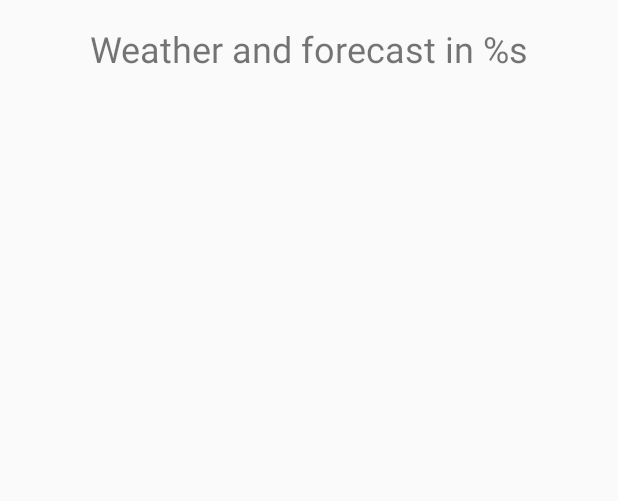
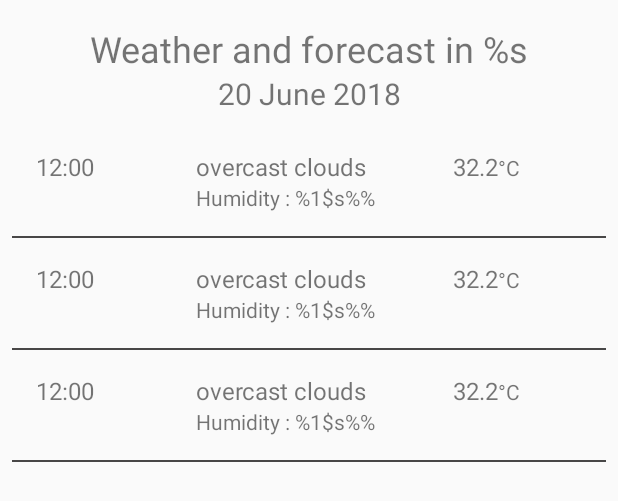
Before and after one commit to lydiasama/DailyWeather, an Android app: the layout activity_forecast.xml on its own in the app's theme, with its tools: preview values and no code run, on a phone screen of 412 x 824 dp. Shown: the top 501 px of the screen. Run offline under Robolectric (Android 15) with nearby library versions, the phone set to English and light mode, and no system bars.

Commit message:
list forecast

```diff
--- a/app/build.gradle
+++ b/app/build.gradle
@@ -34,6 +34,7 @@ dependencies {
 
     implementation 'com.orhanobut:hawk:2.0.1'
     implementation 'com.squareup.picasso:picasso:2.4.0'
+    implementation 'joda-time:joda-time:2.10'
 
     testImplementation 'junit:junit:4.12'
     androidTestImplementation 'com.android.support.test:runner:1.0.2'
--- a/app/src/main/java/com/hallelujah/daily/weather/core/callback/ForecastWeatherCallback.kt
+++ b/app/src/main/java/com/hallelujah/daily/weather/core/callback/ForecastWeatherCallback.kt
@@ -15,8 +15,9 @@ class ForecastWeatherCallback(var view: ForecastView) {
         override fun onResponse(call: Call<ForecastWeatherResponseModel>, response: Response<ForecastWeatherResponseModel>) {
             Log.d("FORCAST", "Success")
             response.body()?.apply {
-//                view.gotoCurrentWeatherActivity()
-                print(list.toString())
+                list?.let {
+                    view.displayAllDayForcast(it)
+                }
             }
         }
 
--- a/app/src/main/java/com/hallelujah/daily/weather/core/model/ForecastWeatherResponseModel.kt
+++ b/app/src/main/java/com/hallelujah/daily/weather/core/model/ForecastWeatherResponseModel.kt
@@ -5,5 +5,5 @@ data class ForecastWeatherResponseModel(
 		@SerializedName("cod") val cod: String?,
 		@SerializedName("message") val message: Double?,
 		@SerializedName("cnt") val cnt: Int?,
-		@SerializedName("list") val list: List<Item6?>?
+		@SerializedName("list") val list: ArrayList<ItemForecast>?
 )
--- a/app/src/main/java/com/hallelujah/daily/weather/core/model/Item6.kt
+++ b/app/src/main/java/com/hallelujah/daily/weather/core/model/ItemForecast.kt
@@ -2,7 +2,7 @@ package com.hallelujah.daily.weather.core.model
 
 import com.google.gson.annotations.SerializedName
 
-data class Item6(
+data class ItemForecast(
         @SerializedName("dt") val dt: Int?,
         @SerializedName("main") val main: Main?,
         @SerializedName("weather") val weather: List<Weather?>?,
--- a/app/src/main/java/com/hallelujah/daily/weather/forecast/ForecastPresenter.kt
+++ b/app/src/main/java/com/hallelujah/daily/weather/forecast/ForecastPresenter.kt
@@ -7,11 +7,12 @@ import com.hallelujah.daily.weather.core.BaseView
 import com.hallelujah.daily.weather.core.api.ForecastAPI
 import com.hallelujah.daily.weather.core.callback.ForecastWeatherCallback
 import com.hallelujah.daily.weather.core.model.ForecastWeatherResponseModel
+import com.hallelujah.daily.weather.core.model.ItemForecast
 import com.hallelujah.daily.weather.core.network.NetworkCallback
 
 
 interface ForecastView : BaseView {
-    fun gotoAllDayForcast()
+    fun displayAllDayForcast(list: ArrayList<ItemForecast>)
 }
 
 class ForecastPresenter(val view: ForecastView) {
--- a/app/src/main/res/layout/activity_forecast.xml
+++ b/app/src/main/res/layout/activity_forecast.xml
@@ -7,14 +7,41 @@
     tools:context=".forecast.ForecastActivity">
 
     <TextView
+        android:id="@+id/tvTitleForecast"
         android:layout_width="wrap_content"
         android:layout_height="wrap_content"
+        android:layout_marginTop="@dimen/margin_large"
         android:text="@string/forecast_title"
+        android:textSize="24sp"
+        app:layout_constraintEnd_toEndOf="parent"
+        app:layout_constraintStart_toStartOf="parent"
+        app:layout_constraintTop_toTopOf="parent" />
+
+    <TextView
+        android:id="@+id/tvDate"
+        android:layout_width="wrap_content"
+        android:layout_height="wrap_content"
+        app:layout_constraintTop_toBottomOf="@id/tvTitleForecast"
         app:layout_constraintStart_toStartOf="parent"
         app:layout_constraintEnd_toEndOf="parent"
-        app:layout_constraintTop_toTopOf="parent"
-        android:layout_marginTop="@dimen/margin_large"
-        android:textSize="24sp"/>
+        android:textSize="20dp"
+        tools:text="20 June 2018"/>
+
+    <ScrollView
+        android:layout_width="match_parent"
+        android:layout_height="wrap_content"
+        app:layout_constraintEnd_toEndOf="parent"
+        app:layout_constraintStart_toStartOf="parent"
+        app:layout_constraintTop_toBottomOf="@id/tvDate"
+        android:padding="@dimen/margin_medium">
+
+        <android.support.v7.widget.RecyclerView
+            android:id="@+id/recyclerForecast"
+            android:layout_width="match_parent"
+            android:layout_height="wrap_content"
+            tools:listitem="@layout/item_forecast"/>
+
+    </ScrollView>
 
 
 </android.support.constraint.ConstraintLayout>
--- a/app/src/main/res/values/colors.xml
+++ b/app/src/main/res/values/colors.xml
@@ -3,5 +3,5 @@
     <color name="colorPrimary">#3F51B5</color>
     <color name="colorPrimaryDark">#303F9F</color>
     <color name="colorAccent">#FF4081</color>
-    <color name="colorBorder">#FF282727</color>
+    <color name="colorBorder">#484747</color>
 </resources>
```
Also changed, not shown: app/src/main/java/com/hallelujah/daily/weather/core/util/AppUtil.kt (+12 -0 lines), app/src/main/java/com/hallelujah/daily/weather/forecast/ForecastActivity.kt (+25 -3 lines), app/src/main/java/com/hallelujah/daily/weather/forecast/ForecastAdapter.kt (added, +48 -0 lines), app/src/main/java/com/hallelujah/daily/weather/forecast/ForecastViewHolder.kt (added, +44 -0 lines), app/src/main/res/layout/item_forecast.xml (renamed from app/src/main/res/layout/item_weather.xml).
